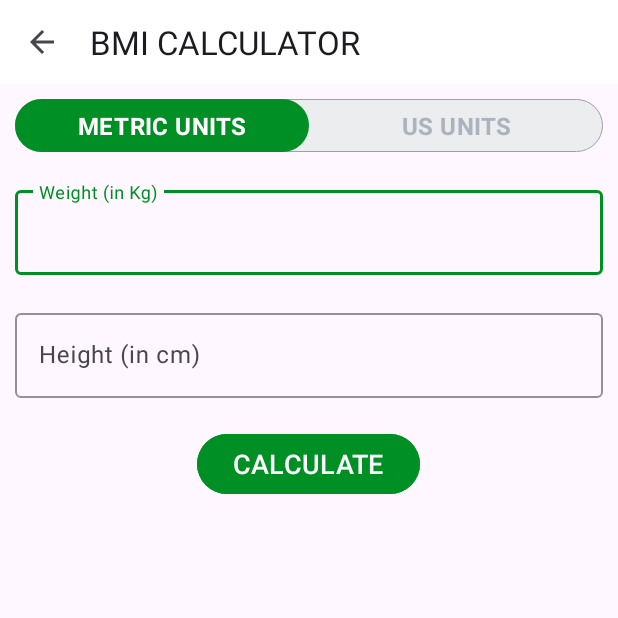
After one commit to syedhassan699/WorkOutApp, an Android app: the BmiActivity screen opened directly, with no data from a screen before it, on a phone screen of 412 x 824 dp, the top half of it. The commit adds this screen. Run offline under Robolectric (Android 15) with nearby library versions, the phone set to English and light mode, and no system bars.

Commit message:
Bmi Calculator

```diff
--- /dev/null
+++ b/app/src/main/java/com/example/workout/BmiActivity.kt
@@ -0,0 +1,151 @@
+package com.example.workout
+
+import androidx.appcompat.app.AppCompatActivity
+import android.os.Bundle
+import android.view.View
+import android.widget.Toast
+import com.example.workout.databinding.ActivityBmiBinding
+import java.math.BigDecimal
+import java.math.RoundingMode
+
+class BmiActivity : AppCompatActivity() {
+    private var binding : ActivityBmiBinding? = null
+
+    companion object{
+        private const val METRIC_UNITS_VIEW = "METRIC_UNITS_VIEW"
+        private const val US_UNITS_VIEW = "US_UNITS_VIEW"
+    }
+
+    private var currentVisibleView: String =  METRIC_UNITS_VIEW
+
+
+
+    override fun onCreate(savedInstanceState: Bundle?) {
+        super.onCreate(savedInstanceState)
+        binding = ActivityBmiBinding.inflate(layoutInflater)
+        setContentView(binding?.root)
+
+        setSupportActionBar(binding?.toolbarBmiActivity)
+        if (supportActionBar != null){
+            supportActionBar?.setDisplayHomeAsUpEnabled(true)
+        }
+        supportActionBar?.title = "BMI CALCULATOR"
+        binding?.toolbarBmiActivity?.setNavigationOnClickListener{
+          onBackPressedDispatcher.onBackPressed()
+        }
+
+        displayMetricUnit()
+
+        binding?.rgUnits?.setOnCheckedChangeListener { _, checkedId:Int ->
+            if (checkedId == R.id.rbMetricUnits)
+            {
+                displayMetricUnit()
+            }else{
+                displayUsUnit()
+            }
+
+        }
+
+        binding?.btnCalculateUnits?.setOnClickListener {
+            if (validateMetricUnits())
+            {
+                val height: Float = binding?.etHeight?.text.toString().toFloat() / 100
+                val weight: Float = binding?.etWeight?.text.toString().toFloat()
+                val bmi = weight / (height * height)
+
+                binding?.tvBmiValue?.text = bmi.toString()
+                displayBMIResult(bmi)
+
+            }
+            else{
+                    Toast.makeText(this, "PLEASE ENTER VALID DETAILS!!", Toast.LENGTH_SHORT).show()
+            }
+        }
+    }
+    private fun displayMetricUnit(){
+        currentVisibleView = METRIC_UNITS_VIEW
+        binding?.tilHeight?.visibility = View.VISIBLE
+        binding?.tilWeight?.visibility = View.VISIBLE
+        binding?.tilMetricUsUnitHeightFeet?.visibility = View.INVISIBLE
+        binding?.tilMetricUsUnitHeightInch?.visibility = View.INVISIBLE
+        binding?.tilUsWeight?.visibility = View.INVISIBLE
+
+        binding?.etWeight?.text!!.clear()
+        binding?.etHeight?.text!!.clear()
+        binding?.resultBmi?.visibility = View.GONE
+    }
+    private fun displayUsUnit(){
+        currentVisibleView = US_UNITS_VIEW
+        binding?.tilHeight?.visibility = View.INVISIBLE
+        binding?.tilWeight?.visibility = View.INVISIBLE
+        binding?.tilMetricUsUnitHeightFeet?.visibility = View.VISIBLE
+        binding?.tilMetricUsUnitHeightInch?.visibility = View.VISIBLE
+        binding?.tilUsWeight?.visibility = View.VISIBLE
+
+        binding?.etUsMetricUnitWeight?.text!!.clear()
+        binding?.etUsMetricUnitHeightFeet?.text!!.clear()
+        binding?.etUsMetricUnitHeightInch?.text!!.clear()
+
+        binding?.resultBmi?.visibility = View.GONE
+    }
+    private fun validateMetricUnits():Boolean{
+        var isValid = true
+
+        if (binding?.etHeight?.text.toString().isEmpty()){
+            isValid=false
+        }
+
+        if (binding?.etWeight?.text.toString().isEmpty()){
+            isValid= false
+        }
+        return isValid
+    }
+    private fun displayBMIResult(bmi: Float) {
+
+        val bmiLabel: String
+        val bmiDescription: String
+
+        if (bmi.compareTo(15f) <= 0) {
+            bmiLabel = "Very severely underweight"
+            bmiDescription = "Oops! You really need to take better care of yourself! Eat more!"
+        }
+        else if (bmi.compareTo(15f) > 0 && bmi.compareTo(16f) <= 0) {
+            bmiLabel = "Severely underweight"
+            bmiDescription = "Oops!You really need to take better care of yourself! Eat more!"
+        }
+        else if (bmi.compareTo(16f) > 0 && bmi.compareTo(18.5f) <= 0) {
+            bmiLabel = "Underweight"
+            bmiDescription = "Oops! You really need to take better care of yourself! Eat more!"
+        }
+        else if (bmi.compareTo(18.5f) > 0 && bmi.compareTo(25f) <= 0) {
+            bmiLabel = "Normal"
+            bmiDescription = "Congratulations! You are in a good shape!"
+        }
+        else if (bmi.compareTo(25f) > 0 && bmi.compareTo(30f) <= 0) {
+            bmiLabel = "Overweight"
+            bmiDescription = "Oops! You really need to take care of your yourself! Workout maybe!"
+        }
+        else if (bmi.compareTo(30f) > 0 && bmi.compareTo(35f) <= 0) {
+            bmiLabel = "Obese Class | (Moderately obese)"
+            bmiDescription = "Oops! You really need to take care of your yourself! Workout maybe!"
+        }
+        else if (bmi.compareTo(35f) > 0 && bmi.compareTo(40f) <= 0) {
+            bmiLabel = "Obese Class || (Severely obese)"
+            bmiDescription = "OMG! You are in a very dangerous condition! Act now!"
+        }
+        else {
+            bmiLabel = "Obese Class ||| (Very Severely obese)"
+            bmiDescription = "OMG! You are in a very dangerous condition! Act now!"
+        }
+
+        //Use to set the result layout visible
+        binding?.resultBmi?.visibility = View.VISIBLE
+
+        // This is used to round the result value to 2 decimal values after "."
+        val bmiValue = BigDecimal(bmi.toDouble()).setScale(2, RoundingMode.HALF_EVEN).toString()
+
+        binding?.tvBmiValue?.text = bmiValue
+        binding?.tvBmiType?.text = bmiLabel
+        binding?.tvBmiDescription?.text = bmiDescription
+    }
+}
--- a/app/src/main/java/com/example/workout/MainActivity.kt
+++ b/app/src/main/java/com/example/workout/MainActivity.kt
@@ -18,6 +18,11 @@ class MainActivity : AppCompatActivity() {
             val intent = Intent(this,ExerciseActivity::class.java)
             startActivity(intent)
         }
+
+        binding?.flBmi?.setOnClickListener {
+            val intent = Intent(this,BmiActivity::class.java)
+            startActivity(intent)
+        }
     }
 
     override fun onDestroy() {
--- /dev/null
+++ b/app/src/main/res/drawable/drawable_radio_group_tab_background.xml
@@ -0,0 +1,13 @@
+<?xml version="1.0" encoding="utf-8"?>
+<shape xmlns:android="http://schemas.android.com/apk/res/android"
+    android:shape="rectangle">
+
+    <solid android:color="#ECEDEF" />
+
+    <stroke
+        android:width="0.5dp"
+        android:color="#9AA2AF" />
+
+    <corners android:radius="30dp" />
+
+</shape>
--- /dev/null
+++ b/app/src/main/res/drawable/drawable_units_tab_selector.xml
@@ -0,0 +1,13 @@
+<?xml version="1.0" encoding="utf-8"?>
+<selector xmlns:android="http://schemas.android.com/apk/res/android">
+
+    <item android:state_checked="true">
+        <shape android:shape="rectangle">
+
+            <solid android:color="@color/colorAccent" />
+
+            <corners android:radius="30dp" />
+        </shape>
+    </item>
+
+</selector>
--- /dev/null
+++ b/app/src/main/res/drawable/drawable_units_tab_text_color_selector.xml
@@ -0,0 +1,8 @@
+<?xml version="1.0" encoding="utf-8"?>
+
+<selector xmlns:android="http://schemas.android.com/apk/res/android">
+
+    <item android:color="#FFFFFF" android:state_checked="true" />
+
+    <item android:color="#ADB3BE" android:state_checked="false" />
+</selector>
--- /dev/null
+++ b/app/src/main/res/layout/activity_bmi.xml
@@ -0,0 +1,241 @@
+<?xml version="1.0" encoding="utf-8"?>
+<RelativeLayout xmlns:android="http://schemas.android.com/apk/res/android"
+    xmlns:app="http://schemas.android.com/apk/res-auto"
+    xmlns:tools="http://schemas.android.com/tools"
+    android:layout_width="match_parent"
+    android:layout_height="match_parent"
+    tools:context=".BmiActivity">
+
+
+    <androidx.appcompat.widget.Toolbar
+        android:id="@+id/toolbar_bmi_activity"
+        android:layout_width="match_parent"
+        android:layout_height="?android:attr/actionBarSize"
+        android:background="@color/white"/>
+
+    <RadioGroup
+        android:id="@+id/rgUnits"
+        android:layout_width="match_parent"
+        android:layout_height="wrap_content"
+        android:layout_below="@id/toolbar_bmi_activity"
+        android:layout_margin="10dp"
+        android:background="@drawable/drawable_radio_group_tab_background"
+        android:orientation="horizontal">
+
+        <RadioButton
+            android:id="@+id/rbMetricUnits"
+            android:layout_width="0dp"
+            android:layout_height="35dp"
+            android:layout_weight="0.50"
+            android:background="@drawable/drawable_units_tab_selector"
+            android:button="@null"
+            android:checked="true"
+            android:gravity="center"
+            android:text="@string/metric_units"
+            android:textColor="@drawable/drawable_units_tab_text_color_selector"
+            android:textSize="16sp"
+            android:textStyle="bold"
+            tools:ignore="TouchTargetSizeCheck" />
+
+        <RadioButton
+            android:id="@+id/rbUsUnits"
+            android:layout_width="0dp"
+            android:layout_height="35dp"
+            android:layout_weight="0.50"
+            android:background="@drawable/drawable_units_tab_selector"
+            android:button="@null"
+            android:checked="false"
+            android:gravity="center"
+            android:text="@string/us_units"
+            android:textColor="@drawable/drawable_units_tab_text_color_selector"
+            android:textSize="16sp"
+            android:textStyle="bold"
+            tools:ignore="TouchTargetSizeCheck,TextContrastCheck" />
+    </RadioGroup>
+
+    <com.google.android.material.textfield.TextInputLayout
+        android:layout_below="@id/rgUnits"
+        android:id="@+id/tilWeight"
+        android:layout_width="match_parent"
+        android:layout_height="wrap_content"
+        app:boxStrokeColor="@color/colorAccent"
+        android:layout_margin="10dp"
+        app:hintTextColor="@color/colorAccent"
+        style="@style/ThemeOverlay.Material3.AutoCompleteTextView.OutlinedBox">
+
+        <androidx.appcompat.widget.AppCompatEditText
+            android:id="@+id/etWeight"
+            android:layout_width="match_parent"
+            android:layout_height="wrap_content"
+            android:hint="@string/weight_in_kg"
+            android:inputType="numberDecimal"
+            android:textSize="16sp">
+        </androidx.appcompat.widget.AppCompatEditText>
+
+    </com.google.android.material.textfield.TextInputLayout>
+
+    <com.google.android.material.textfield.TextInputLayout
+        android:layout_below="@+id/tilWeight"
+        android:id="@+id/tilHeight"
+        android:layout_width="match_parent"
+        android:layout_height="wrap_content"
+        app:boxStrokeColor="@color/colorAccent"
+        android:layout_margin="10dp"
+        app:hintTextColor="@color/colorAccent"
+        style="@style/ThemeOverlay.Material3.AutoCompleteTextView.OutlinedBox">
+
+        <androidx.appcompat.widget.AppCompatEditText
+            android:id="@+id/etHeight"
+            android:layout_width="match_parent"
+            android:layout_height="wrap_content"
+            android:hint="@string/height_in_cm"
+            android:inputType="numberDecimal"
+            android:textSize="16sp">
+        </androidx.appcompat.widget.AppCompatEditText>
+
+    </com.google.android.material.textfield.TextInputLayout>
+
+    <com.google.android.material.textfield.TextInputLayout
+        android:id="@+id/tilUsWeight"
+        android:layout_margin="10dp"
+        app:boxStrokeColor="@color/colorAccent"
+        app:hintTextColor="@color/colorAccent"
+        android:layout_below="@id/rgUnits"
+        style="@style/Widget.MaterialComponents.TextInputLayout.OutlinedBox"
+        android:layout_width="match_parent"
+        android:layout_height="wrap_content">
+
+        <androidx.appcompat.widget.AppCompatEditText
+            android:id="@+id/etUsMetricUnitWeight"
+            android:layout_width="match_parent"
+            android:layout_height="wrap_content"
+            android:hint="@string/weight_in_kg"
+            android:inputType="numberDecimal"
+            android:textSize="16sp"
+            tools:ignore="DuplicateClickableBoundsCheck,DuplicateSpeakableTextCheck" />
+    </com.google.android.material.textfield.TextInputLayout>
+
+    <com.google.android.material.textfield.TextInputLayout
+        android:layout_below="@id/tilUsWeight"
+        android:id="@+id/tilMetricUsUnitHeightFeet"
+        app:boxStrokeColor="@color/colorAccent"
+        app:hintTextColor="@color/colorAccent"
+        style="@style/Widget.MaterialComponents.TextInputLayout.OutlinedBox"
+        android:layout_width="wrap_content"
+        android:layout_marginTop="10dp"
+        android:layout_alignParentStart="true"
+        android:visibility="gone"
+        tools:visibility="visible"
+        android:layout_toStartOf="@id/view"
+        android:layout_margin="10dp"
+        android:layout_height="wrap_content">
+
+        <androidx.appcompat.widget.AppCompatEditText
+            android:id="@+id/etUsMetricUnitHeightFeet"
+            android:layout_width="match_parent"
+            android:layout_height="wrap_content"
+            android:hint="@string/feet"
+            android:inputType="numberDecimal"
+            android:textSize="16sp" />
+
+    </com.google.android.material.textfield.TextInputLayout>
+
+    <View
+        android:id="@+id/view"
+        android:layout_width="0dp"
+        android:layout_height="1dp"
+        android:layout_marginTop="10dp"
+        android:layout_below="@+id/tilUsWeight"
+        android:layout_centerHorizontal="true" />
+
+    <com.google.android.material.textfield.TextInputLayout
+        android:layout_below="@id/tilUsWeight"
+        android:id="@+id/tilMetricUsUnitHeightInch"
+        app:boxStrokeColor="@color/colorAccent"
+        app:hintTextColor="@color/colorAccent"
+        android:layout_alignParentEnd="true"
+        android:layout_toEndOf="@id/view"
+        android:visibility="gone"
+        tools:visibility="visible"
+        style="@style/Widget.MaterialComponents.TextInputLayout.OutlinedBox"
+        android:layout_width="wrap_content"
+        android:layout_marginTop="10dp"
+        android:layout_margin="10dp"
+        android:layout_height="wrap_content">
+
+        <androidx.appcompat.widget.AppCompatEditText
+            android:id="@+id/etUsMetricUnitHeightInch"
+            android:layout_width="match_parent"
+            android:layout_height="wrap_content"
+            android:hint="@string/inch"
+            android:inputType="numberDecimal"
+            android:textSize="16sp" />
+    </com.google.android.material.textfield.TextInputLayout>
+
+    <LinearLayout
+        android:padding="10dp"
+        android:layout_below="@id/tilHeight"
+        android:id="@+id/resultBmi"
+        android:layout_width="match_parent"
+        android:layout_height="wrap_content"
+        android:layout_marginTop="16dp"
+        android:orientation="vertical"
+        android:visibility="invisible"
+        tools:visibility="visible">
+
+        <TextView
+            android:id="@+id/tvYourBMI"
+            android:layout_width="match_parent"
+            android:layout_height="wrap_content"
+            android:gravity="center"
+            android:text="@string/your_bmi"
+            android:textAllCaps="true"
+            android:textSize="16sp" />
+
+        <TextView
+            android:id="@+id/tvBmiValue"
+            android:layout_width="match_parent"
+            android:layout_height="wrap_content"
+            android:layout_marginTop="5dp"
+            android:gravity="center"
+            android:textSize="18sp"
+            android:textStyle="bold"
+            tools:text="15.00" />
+
+        <TextView
+            android:id="@+id/tvBmiType"
+            android:layout_width="match_parent"
+            android:layout_height="wrap_content"
+            android:layout_marginTop="5dp"
+            android:gravity="center"
+            android:textSize="18sp"
+            tools:text="Normal" />
+
+        <TextView
+            android:id="@+id/tvBmiDescription"
+            android:layout_width="match_parent"
+            android:layout_height="wrap_content"
+            android:layout_marginTop="5dp"
+            android:gravity="center"
+            android:textSize="18sp"
+            tools:text="Normal" />
+    </LinearLayout>
+
+    <Button
+        android:id="@+id/btnCalculateUnits"
+        android:layout_width="wrap_content"
+        android:layout_height="wrap_content"
+        android:layout_below="@id/resultBmi"
+        android:layout_centerInParent="true"
+        android:layout_marginStart="10dp"
+        android:layout_marginTop="10dp"
+        android:layout_marginEnd="10dp"
+        android:layout_marginBottom="10dp"
+        android:backgroundTint="@color/colorAccent"
+        android:text="@string/calculate"
+        android:textColor="#FFFFFF"
+        android:textSize="18sp"
+        tools:ignore="TextContrastCheck" />
+
+
+</RelativeLayout>
--- a/app/src/main/res/layout/activity_exercise.xml
+++ b/app/src/main/res/layout/activity_exercise.xml
@@ -128,6 +128,7 @@
         app:layout_constraintEnd_toEndOf="parent"
         tools:visibility="visible"
         app:layout_constraintBottom_toTopOf="@+id/flExerciseView"
+        app:layout_constraintTop_toBottomOf="@id/ivImage"
         />
 
     <FrameLayout
@@ -140,6 +141,7 @@
         app:layout_constraintStart_toStartOf="parent"
         app:layout_constraintEnd_toEndOf="parent"
         app:layout_constraintTop_toBottomOf="@id/ivImage"
+        app:layout_constraintBottom_toBottomOf="parent"
         >
 
         <ProgressBar
--- a/app/src/main/res/values/strings.xml
+++ b/app/src/main/res/values/strings.xml
@@ -6,4 +6,23 @@
     <string name="exercise_name">Exercise Name</string>
     <string name="todo">TODO</string>
     <string name="upcoming_exercise">UpComing Exercise</string>
+    <string name="end">END</string>
+    <string name="finish">FINISH</string>
+    <string name="you_have_done_the_workout">You have done the workout!</string>
+    <string name="you_have_completed_the_workout">You Have Completed The Workout</string>
+    <string name="congratulations">Congratulations!</string>
+    <string name="this_will_stop_your_workout_you_ve_come_this_far_are_you_sure_you_want_to_quit">This will stop your workout. You\'ve come this far, are you sure you want to quit?</string>
+    <string name="are_you_sure">Are you sure?</string>
+    <string name="yes">YES</string>
+    <string name="no">NO</string>
+    <string name="bmi">BMI</string>
+    <string name="calculator">Calculator</string>
+    <string name="weight_in_kg">Weight (in Kg)</string>
+    <string name="height_in_cm">Height (in cm)</string>
+    <string name="calculate">CALCULATE</string>
+    <string name="your_bmi">YOUR BMI</string>
+    <string name="metric_units">METRIC UNITS</string>
+    <string name="us_units">US UNITS</string>
+    <string name="feet">Feet</string>
+    <string name="inch">Inch</string>
 </resources>
```
Also changed, not shown: app/src/main/AndroidManifest.xml (+7 -3 lines), app/src/main/java/com/example/workout/ExerciseActivity.kt (+39 -15 lines), app/src/main/java/com/example/workout/FinishActivity.kt (added, +33 -0 lines), app/src/main/res/drawable/ic_action_done.xml (added, +11 -0 lines), app/src/main/res/layout/activity_finish.xml (added, +67 -0 lines), app/src/main/res/layout/activity_main.xml (+36 -0 lines), app/src/main/res/layout/dialogue_custom_back_confirmation.xml (added, +62 -0 lines).
